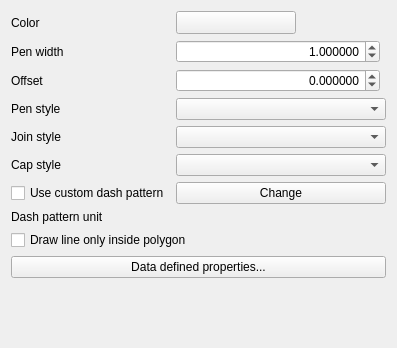
Before: the Qt Designer form src/ui/symbollayer/widget_simpleline.ui in qgis/QGIS, drawn with Qt 5.
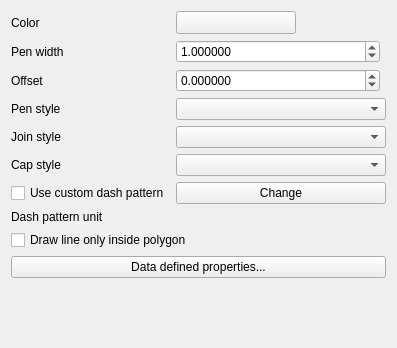
After: the same form once the commit is applied. Custom widgets are drawn as their Qt base class.

Commit message:
Change some spin boxes in symbology to QgsDoubleSpinBox
Adds the handy 'clear' buttons to these spin boxes, such as
offsets and rotation.
Also standardises the display of some widgets in symbology.

Patch:
```diff
--- a/src/ui/symbollayer/widget_simpleline.ui
+++ b/src/ui/symbollayer/widget_simpleline.ui
@@ -118,9 +118,6 @@
          <verstretch>0</verstretch>
         </sizepolicy>
        </property>
-       <property name="alignment">
-        <set>Qt::AlignRight|Qt::AlignTrailing|Qt::AlignVCenter</set>
-       </property>
        <property name="decimals">
         <number>6</number>
        </property>
@@ -150,8 +147,8 @@
          <verstretch>0</verstretch>
         </sizepolicy>
        </property>
-       <property name="alignment">
-        <set>Qt::AlignRight|Qt::AlignTrailing|Qt::AlignVCenter</set>
+       <property name="styleSheet">
+        <string notr="true"/>
        </property>
        <property name="decimals">
         <number>6</number>
@@ -232,6 +229,11 @@
    <extends>QToolButton</extends>
    <header>qgscolorbuttonv2.h</header>
   </customwidget>
+  <customwidget>
+   <class>QgsDoubleSpinBox</class>
+   <extends>QDoubleSpinBox</extends>
+   <header>qgsdoublespinbox.h</header>
+  </customwidget>
   <customwidget>
    <class>QgsUnitSelectionWidget</class>
    <extends>QWidget</extends>
```
Left out of the diff: 2 changed lines with no effect on the pictures. The commit also changes 20 other files.
